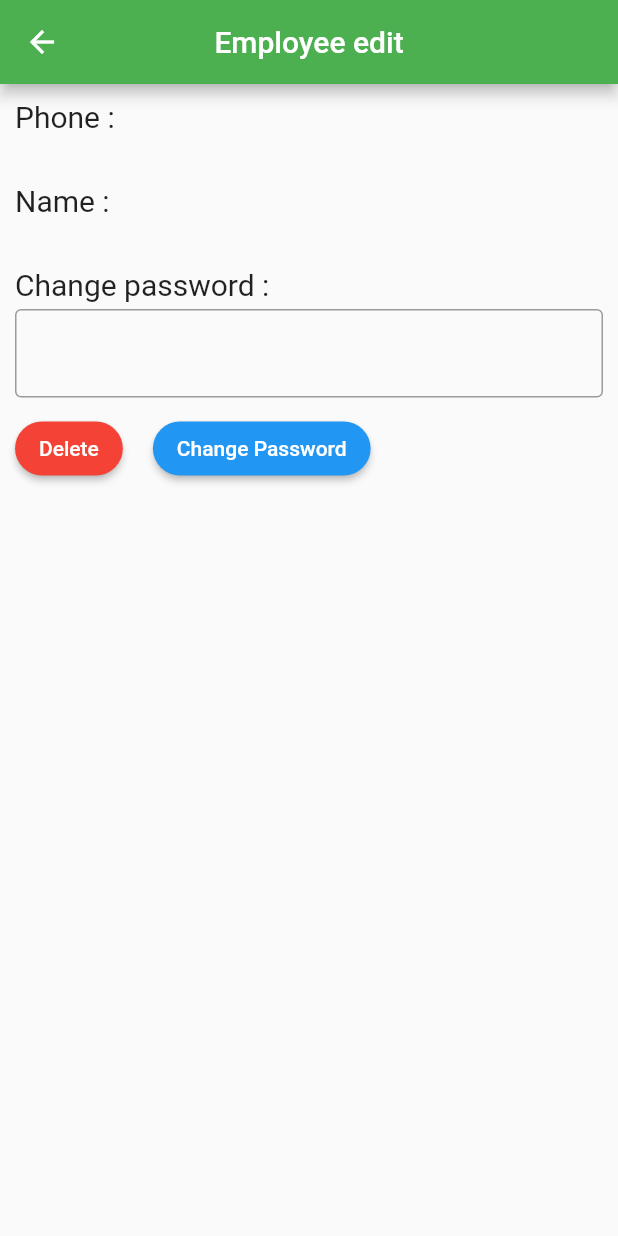
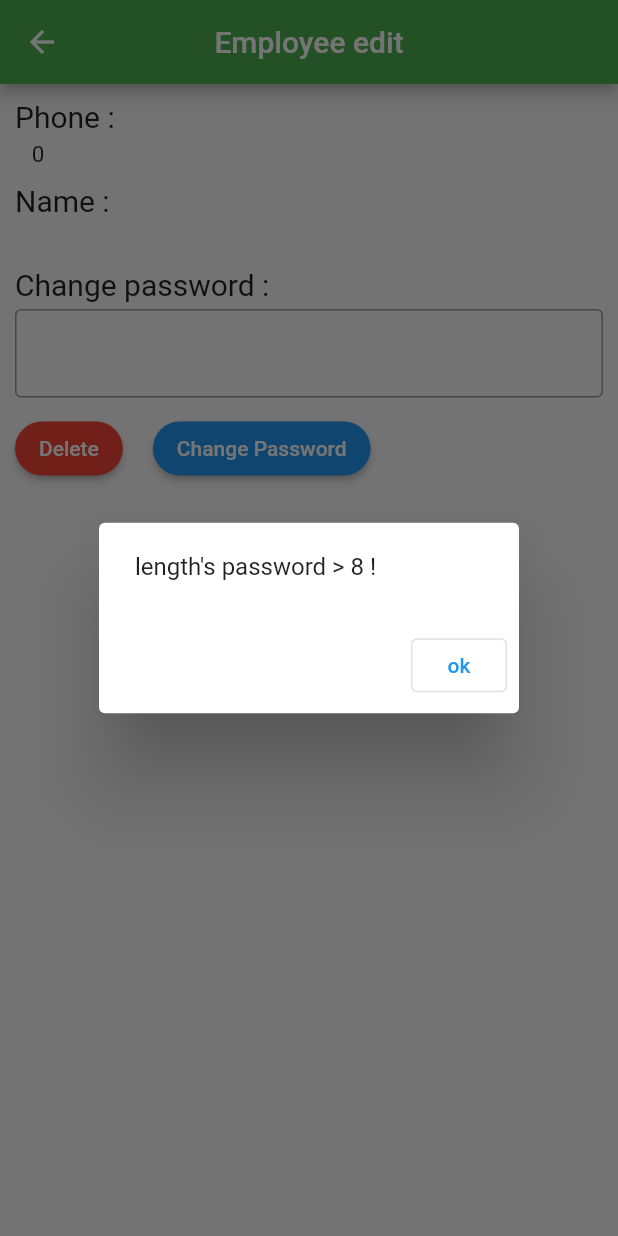
Before and after one commit to Nghi1706/AppChayXanh, a Flutter app: the EmployeeEdit screen opened directly with empty values, after a tap on "Change Password", on a phone screen of 412 x 824 dp. Run offline on Flutter 3.47's test engine with Material 2 defaults, Android fonts, the phone set to English and light mode, and no system bars; our stand-ins replace bloc, flutter_bloc, shared_preferences; missing offline and left inert: dart:ffi; accounts and stored records are empty.

Commit message:
push before meetting

```diff
--- a/lib/screen/employee_edit.dart
+++ b/lib/screen/employee_edit.dart
@@ -41,7 +41,7 @@ class _EmployeeEditState extends State<EmployeeEdit> {
             const SizedBox(
               height: 5,
             ),
-            Text(widget.data['phone'].toString(),
+            Text("   0" + widget.data['phone'].toString(),
                 style: TextStyle(fontSize: 15)),
             const SizedBox(
               height: 10,
@@ -53,7 +53,7 @@ class _EmployeeEditState extends State<EmployeeEdit> {
             const SizedBox(
               height: 5,
             ),
-            Text(widget.data['name'], style: TextStyle(fontSize: 15)),
+            Text("   " + widget.data['name'], style: TextStyle(fontSize: 15)),
             const SizedBox(
               height: 10,
             ),
@@ -115,11 +115,15 @@ class _EmployeeEditState extends State<EmployeeEdit> {
                     ),
                     child: const Text("Change Password"),
                     onPressed: () {
-                      var params = {
-                        "_id": widget.data['_id'],
-                        "password": newPassWord
-                      };
-                      employeeBloc.add(EmployeeEditPass(params: params));
+                      if (newPassWord.length < 8) {
+                        showDialogResult(context, "length's password > 8 !");
+                      } else {
+                        var params = {
+                          "_id": widget.data['_id'],
+                          "password": newPassWord
+                        };
+                        employeeBloc.add(EmployeeEditPass(params: params));
+                      }
                     },
                   ),
                 ],
```
